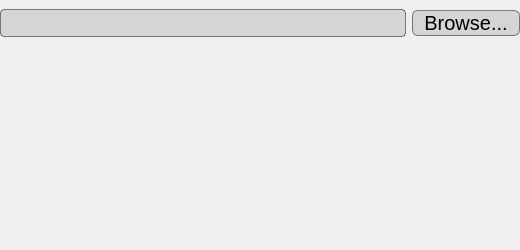
Old version of the form src/ui/roapageinstall.ui in the repository Lerentis/ROAI.
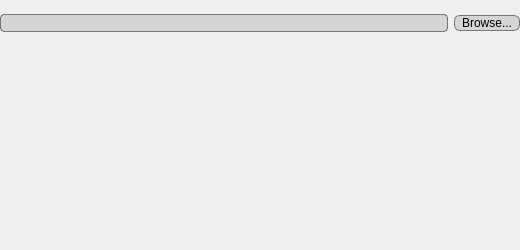
New version of the form.

The edit to the form file:
```diff
--- a/src/ui/roapageinstall.ui
+++ b/src/ui/roapageinstall.ui
@@ -46,32 +46,18 @@
    <layout class="QHBoxLayout" name="hlPath">
     <item>
      <widget class="QLineEdit" name="qlPath">
-      <property name="font">
-       <font>
-        <family>Ubuntu</family>
-        <pointsize>-1</pointsize>
-       </font>
-      </property>
       <property name="styleSheet">
        <string notr="true">border-width:1px;
 border-style:solid;
 border-radius:4px;
 border-color: rgba(0, 0, 0, 120);
 color: rgb(0, 0, 0);
-background-color: rgb(213, 213, 213);
-font-size: 20px;
-font-family: &quot;Ubuntu&quot;;</string>
+background-color: rgb(213, 213, 213);</string>
       </property>
      </widget>
     </item>
     <item>
      <widget class="QPushButton" name="qbBrowse">
-      <property name="font">
-       <font>
-        <family>Ubuntu</family>
-        <pointsize>-1</pointsize>
-       </font>
-      </property>
       <property name="autoFillBackground">
        <bool>false</bool>
       </property>
@@ -80,9 +66,7 @@
 border-style:solid;
 border-radius:6px;
 border-color: rgba(0, 0, 0, 120);
-background-color: rgb(213, 213, 213);
-font-size: 20px;
-font-family: &quot;Ubuntu&quot;;</string>
+background-color: rgb(213, 213, 213);</string>
       </property>
       <property name="text">
        <string>  Browse...  </string>
```
